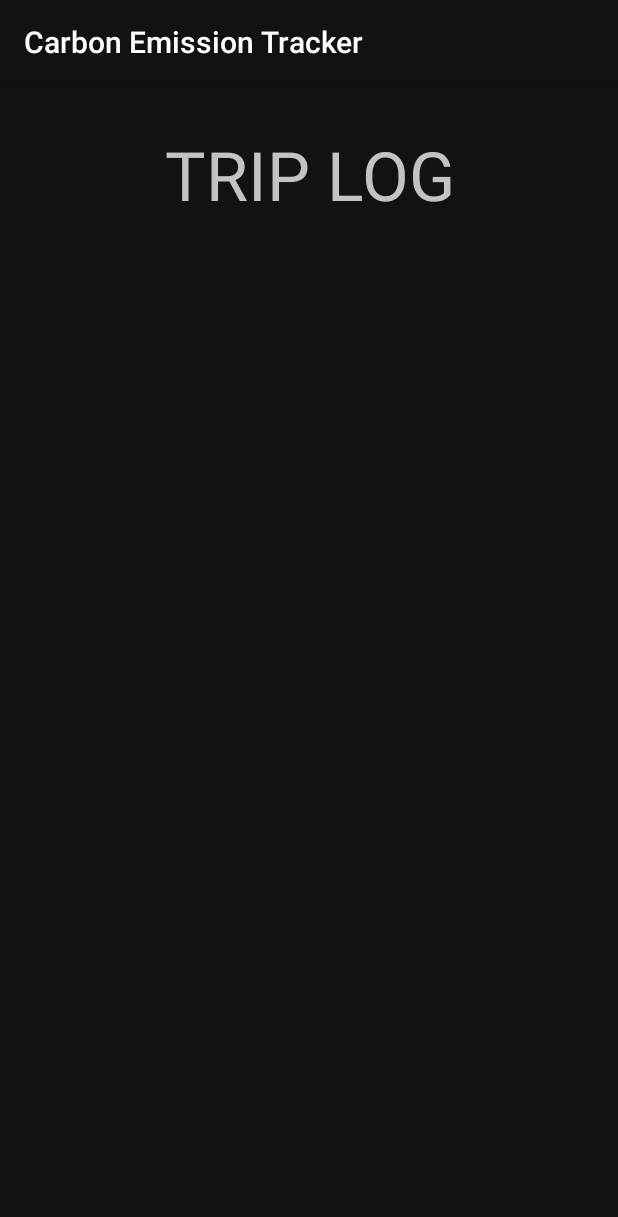
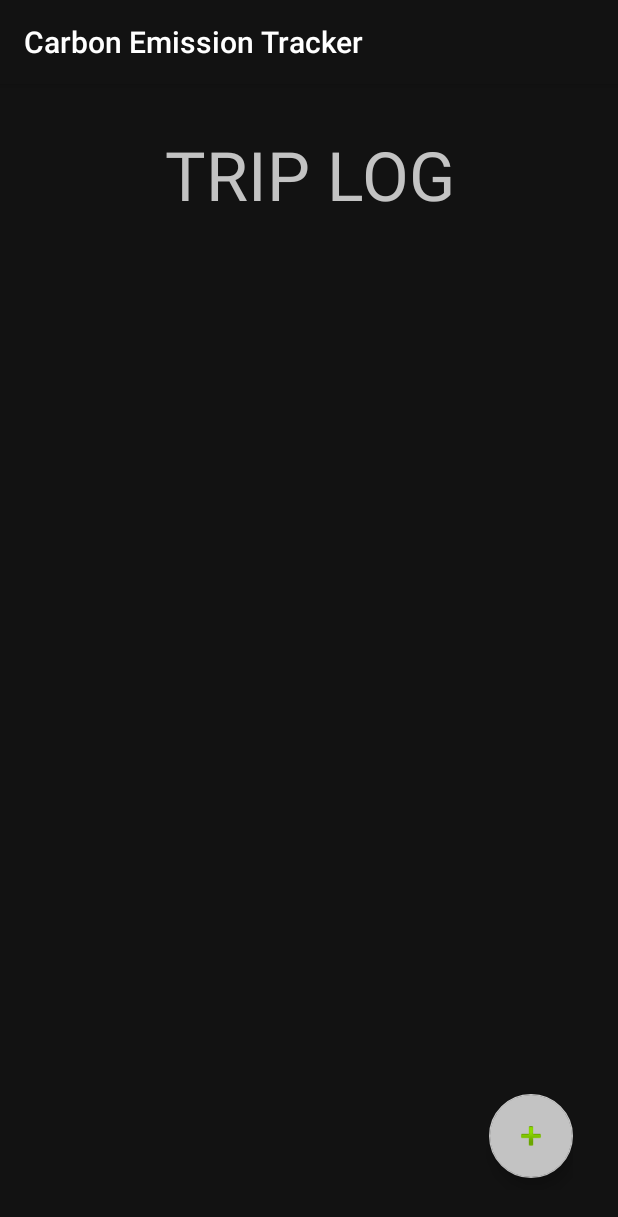
Before and after one commit to EvanGreener/Sustainability-Android-App, an Android app: the TripLogActivity screen opened directly, with no data from a screen before it, on a phone screen of 412 x 824 dp. Shown: the top 1217 px of the screen. Run offline under Robolectric (Android 15) with nearby library versions, the phone set to English and light mode, and no system bars.

Commit message:
Added FAB to add new trip

```diff
--- a/Sustain_CedricSebEvanJean/app/build.gradle
+++ b/Sustain_CedricSebEvanJean/app/build.gradle
@@ -33,4 +33,5 @@ dependencies {
     androidTestImplementation 'androidx.test:runner:1.1.1'
     androidTestImplementation 'androidx.test.espresso:espresso-core:3.1.1'
     implementation 'androidx.recyclerview:recyclerview:1.1.0'
+    implementation 'com.google.android.material:material:1.0.0'
 }
--- a/Sustain_CedricSebEvanJean/app/src/main/res/layout/activity_trip_log.xml
+++ b/Sustain_CedricSebEvanJean/app/src/main/res/layout/activity_trip_log.xml
@@ -20,6 +20,26 @@
     <androidx.recyclerview.widget.RecyclerView
         android:id="@+id/trip_log_recycler_view"
         android:layout_width="match_parent"
-        android:layout_height="match_parent"
-        android:padding="@dimen/containerPadding" />
+        android:layout_height="0dp"
+        android:layout_weight=".8"
+        android:padding="@dimen/containerPadding">
+
+    </androidx.recyclerview.widget.RecyclerView>
+
+    <LinearLayout
+        android:layout_width="match_parent"
+        android:layout_height="0dp"
+        android:layout_weight=".1"
+        android:gravity="right|center_vertical"
+        android:orientation="vertical">
+
+        <com.google.android.material.floatingactionbutton.FloatingActionButton
+            android:id="@+id/trip_log_add_trip"
+            android:layout_width="wrap_content"
+            android:layout_height="wrap_content"
+            android:clickable="true"
+            android:padding="@dimen/componentPadding"
+            app:fabSize="auto"
+            app:srcCompat="@android:drawable/ic_input_add" />
+    </LinearLayout>
 </LinearLayout>
```
